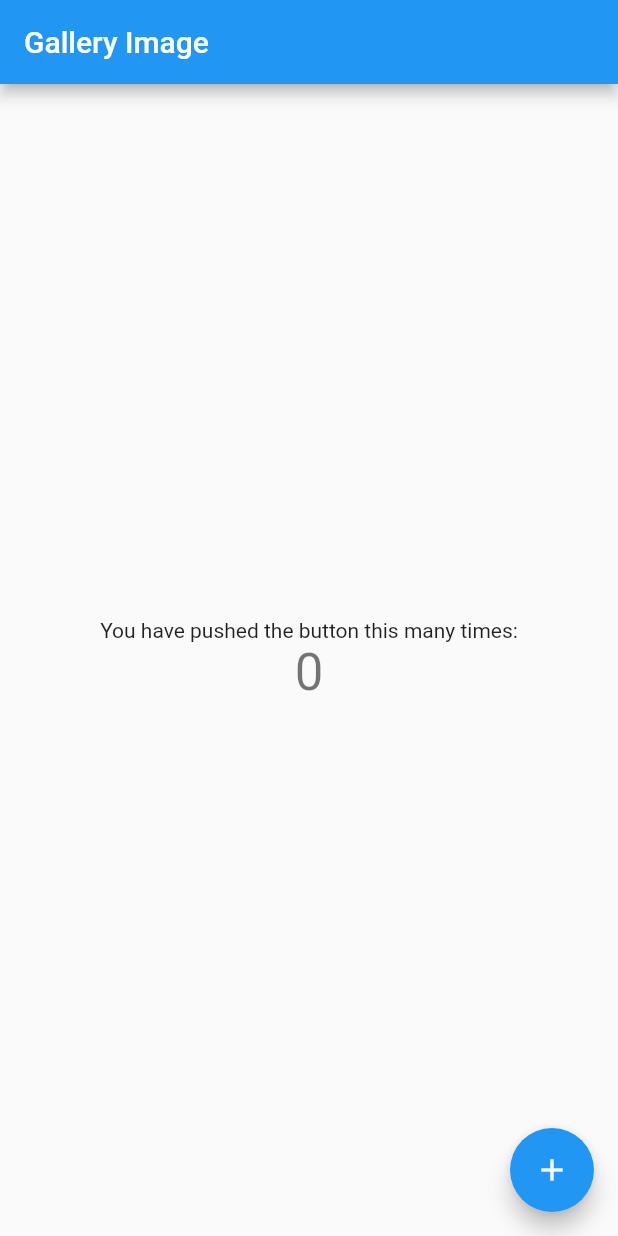
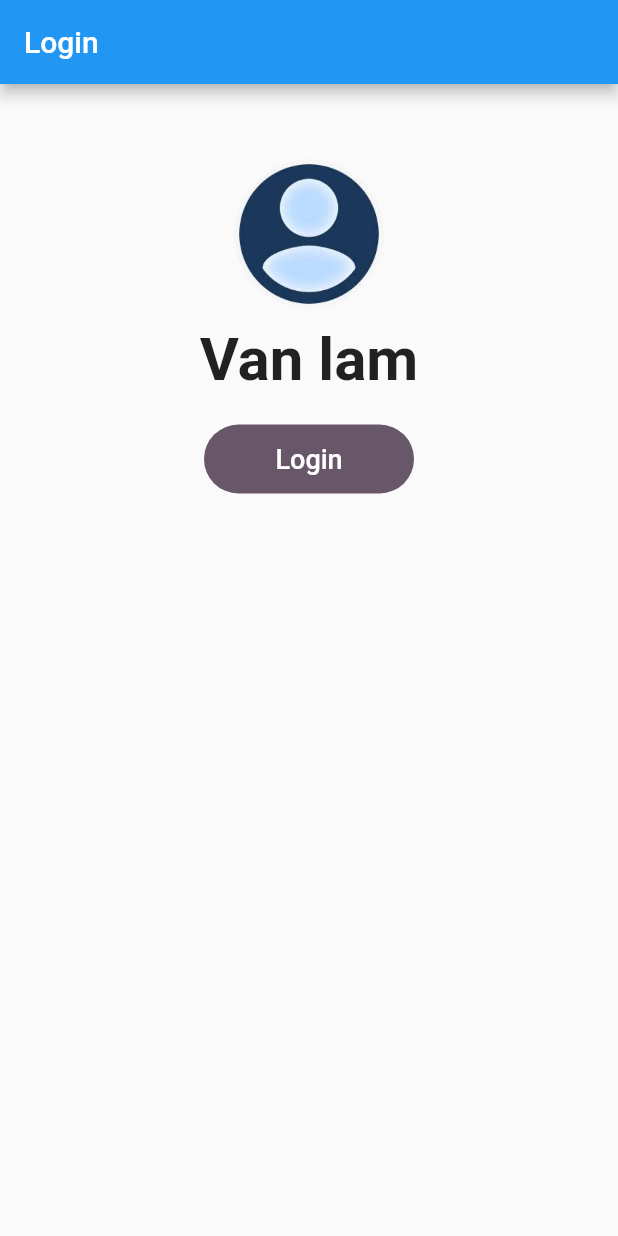
Before and after one commit to vanlam1503/gallery_image, a Flutter app: the screen it shows after launch, on a phone screen of 412 x 824 dp. Run offline on Flutter 3.47's test engine with Material 2 defaults, Android fonts, the light colour scheme and no system bars; our stand-ins replace google_sign_in.

Commit message:
Layout for login screen

```diff
--- /dev/null
+++ b/lib/screens/login/login.dart
@@ -0,0 +1,115 @@
+import 'package:flutter/material.dart';
+import 'package:gallery_image/screens/home/home.dart';
+import 'package:google_sign_in/google_sign_in.dart';
+
+enum LoginType {
+  login, albums
+}
+
+extension LoginTypeTitle on LoginType {
+  String get title {
+    switch (this) {
+      case LoginType.login: return "Login";
+      case LoginType.albums: return "Albums";
+    }
+  }
+}
+
+class Login extends StatefulWidget {
+
+  const Login({Key? key}) : super(key: key);
+
+  @override
+  _Login createState() => _Login();
+}
+
+class _Login extends State<Login> {
+
+  final String placeHolder = 'images/ic_avatar.png';
+  GoogleSignIn googleSignIn = GoogleSignIn(
+    scopes: [
+      'email',
+      'https://www.googleapis.com/auth/contacts.readonly',
+    ],
+    clientId: '830247991511-u58o8inh9kj46e15kje40c457et0qhil.apps.googleusercontent.com'
+  );
+  String? photoURL;
+  String username = 'Van lam';
+  LoginType login = LoginType.login;
+  @override
+  Widget build(BuildContext context) {
+    return Scaffold(
+      appBar: AppBar(title: Text(login.title)),
+      body: Column(
+        children: [
+          Padding(padding: const EdgeInsets.fromLTRB(0, 50, 0, 0),
+            child: Container(
+              width: 100,
+              height: 100,
+              child: Center(child: ClipRRect(
+                borderRadius: BorderRadius.circular(50),
+                child: _avatarImage(photoURL),
+              )))),
+          Padding(padding: const EdgeInsets.fromLTRB(0, 10, 0, 20),
+            child: Center(
+              child: Text(username, style: const TextStyle(fontWeight: FontWeight.bold, fontSize: 40),),
+            )
+          ),
+          Container(
+            width: 140,
+            height: 46,
+            child: Container(
+              decoration: const BoxDecoration(
+                color: const Color.fromRGBO(104, 86, 105, 1),
+                borderRadius: const BorderRadius.all(Radius.circular(23))
+              ),
+              child: TextButton(child: const Text('Login',
+                  style: const TextStyle(color: Colors.white, fontSize: 18
+              )), onPressed: onTap),
+            ),
+          )
+        ],
+      ),
+    );
+  }
+
+  void onTap() {
+    if (login == LoginType.login) {
+      signIn();
+    } else {
+      onPush();
+    }
+  }
+
+  void signIn() {
+    googleSignIn.signIn();
+    googleSignIn.onCurrentUserChanged.listen((event) {
+      setState(() {
+        photoURL = event?.photoUrl;
+        var displayName = event?.displayName;
+        if (displayName != null) {
+          username = displayName;
+          login = LoginType.albums;
+        } else {
+          username = "username";
+          login = LoginType.login;
+        }
+      });
+    });
+  }
+
+  void onPush() {
+    Navigator.push(context, MaterialPageRoute(builder: (context) => Home()));
+  }
+
+  Widget _avatarImage(String? photoUrl) {
+    if (photoUrl != null) {
+      return FadeInImage.assetNetwork(
+        placeholder: placeHolder,
+        image: photoUrl,
+      );
+    } else {
+      return Image.asset(placeHolder);
+    }
+  }
+}
```
Also changed, not shown: lib/Album.dart (+7 -9 lines), lib/main.dart (+18 -23 lines), lib/screens/home/home.dart (added, +40 -0 lines), pubspec.yaml (+3 -18 lines), images/ic_avatar.png (added), pubspec.lock, 5 other files.
